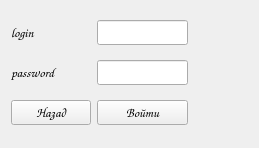
Before: the Qt Designer form PocketTable1/src2/authwidget.ui in mariyoOF/YUR2024, drawn with Qt 5.
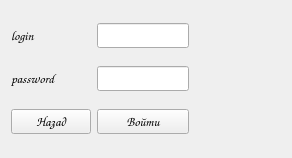
After: the same form once the commit is applied.

```diff
--- a/PocketTable1/src2/authwidget.ui
+++ b/PocketTable1/src2/authwidget.ui
@@ -6,8 +6,8 @@
    <rect>
     <x>0</x>
     <y>0</y>
-    <width>259</width>
-    <height>148</height>
+    <width>292</width>
+    <height>158</height>
    </rect>
   </property>
   <property name="sizePolicy">
```
Left out of the diff: 72 changed lines with no effect on the pictures.
